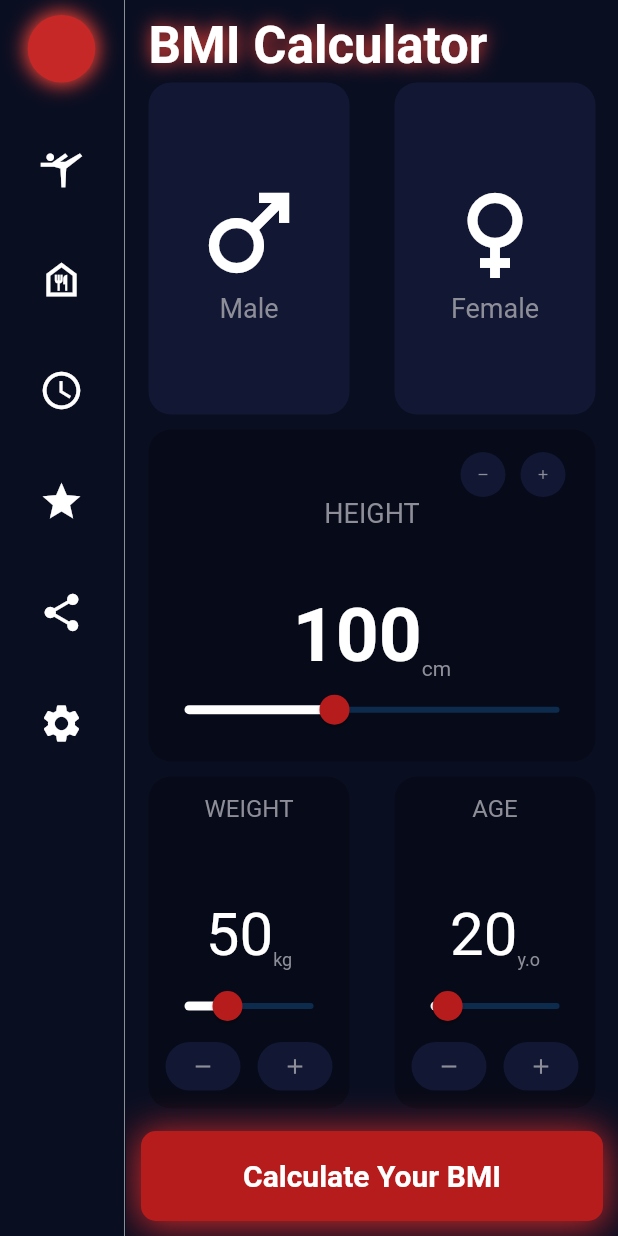
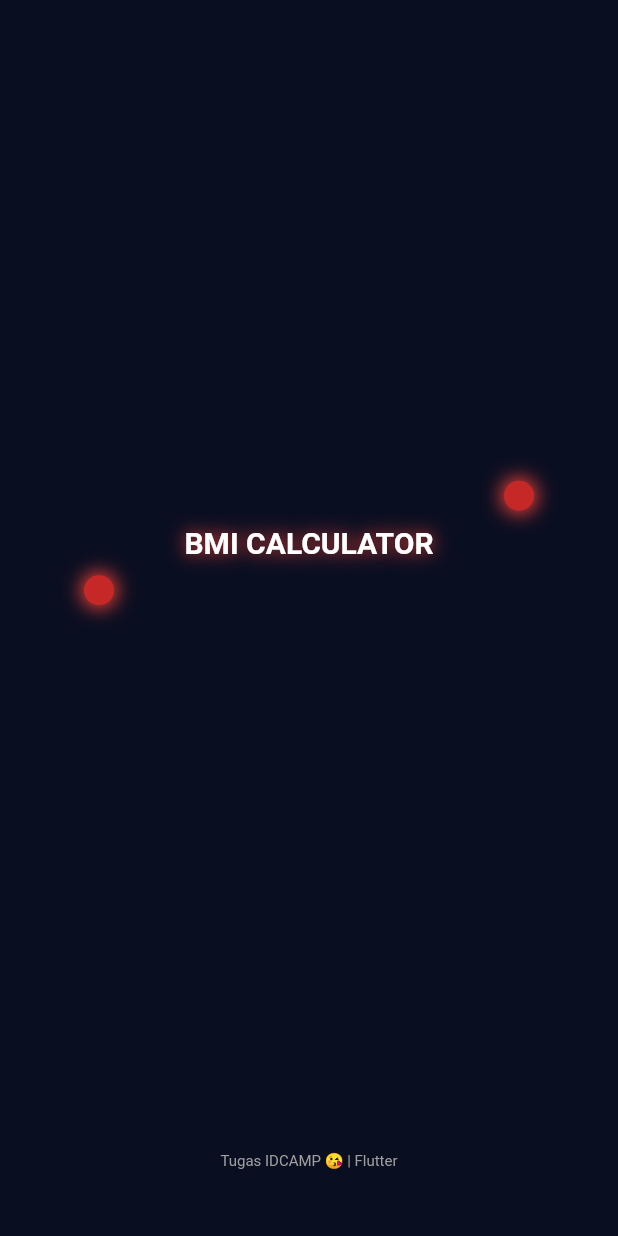
Before and after one commit to mahesawp45/tugas-flutter, a Flutter app: the first screen one second after launch, on a phone screen of 412 x 824 dp. Run offline on Flutter 3.47's test engine with Material 2 defaults, Android fonts, the light colour scheme and no system bars; our stand-ins replace dotted_border, flutter_rating_bar, shared_preferences; missing offline and left inert: flutter_share.

Commit message:
Submit to IDCAMP Flutter Beginer, wish me luck

```diff
--- a/lib/R/constants/app_strings.dart
+++ b/lib/R/constants/app_strings.dart
@@ -7,4 +7,6 @@ class APPStrings {
   final String obeseI = "Obese (Class I)";
   final String obeseII = "Obese (Class II)";
   final String obeseIII = "Obese (Class III)";
+  final String shareMessage =
+      'Lihat Project BMI CALCULATOR sederhana ini melalui link dibawah, saya sangat senang bila anda meluangkan waktu untuk berkunjung 😊';
 }
--- a/lib/main.dart
+++ b/lib/main.dart
@@ -1,8 +1,11 @@
-import 'package:bmi_app/R/r.dart';
+import 'package:bmi_app/preferences/dark_theme_pref.dart';
 import 'package:bmi_app/providers/bmi_calculator_provider.dart';
 import 'package:bmi_app/providers/bmi_provider.dart';
 import 'package:bmi_app/providers/clock_provider.dart';
+import 'package:bmi_app/providers/dark_theme_provider.dart';
 import 'package:bmi_app/screens/loading_screen.dart';
+import 'package:bmi_app/screens/splash_screen.dart';
+import 'package:bmi_app/styles/theme_styles.dart';
 import 'package:flutter/services.dart';
 import 'package:provider/provider.dart';
 
@@ -40,8 +43,30 @@ void main() async {
   );
 }
 
-class MyApp extends StatelessWidget {
+class MyApp extends StatefulWidget {
   const MyApp({Key? key}) : super(key: key);
+
+  @override
+  State<MyApp> createState() => _MyAppState();
+}
+
+class _MyAppState extends State<MyApp> {
+  DarkThemeProvider themeChangeProvider = DarkThemeProvider();
+
+  var theme;
+
+  @override
+  void initState() {
+    theme = DarkThemePreference().getTheme();
+    super.initState();
+    getCurrentAppTheme();
+  }
+
+  void getCurrentAppTheme() async {
+    themeChangeProvider.darkTheme =
+        await themeChangeProvider.darkThemePreference.getTheme();
+  }
+
   @override
   Widget build(BuildContext context) {
     return MultiProvider(
@@ -49,28 +74,21 @@ class MyApp extends StatelessWidget {
         ChangeNotifierProvider(create: (context) => ClockProvider()),
         ChangeNotifierProvider(create: (context) => BMIProvider()),
         ChangeNotifierProvider(create: (context) => BMICalculatorProvider()),
+        ChangeNotifierProvider(create: (context) => DarkThemeProvider()),
       ],
-      child: MaterialApp(
+      child: Consumer<DarkThemeProvider>(builder: (context, vakue, child) {
+        return MaterialApp(
           debugShowCheckedModeBanner: false,
-        initialRoute: Routes.bmiDataScreen,
+          initialRoute: Routes.splashScreen,
           routes: {
+            Routes.splashScreen: (context) => const SplashScreen(),
             Routes.bmiDataScreen: (context) => const BMIDataScreen(),
             Routes.bmiResultScreen: (context) => const BMIResultScreen(),
             Routes.loadingScreen: (context) => const LoadingScreen(),
           },
-        theme: ThemeData(
-          primaryColor: R.appColors.primaryColor,
-          scaffoldBackgroundColor: R.appColors.primaryColor,
-          appBarTheme: AppBarTheme(
-            backgroundColor: R.appColors.primaryColor,
-          ),
-          drawerTheme: DrawerThemeData(
-            backgroundColor: R.appColors.primaryColorDarker,
-          ),
-          colorScheme:
-              ColorScheme.fromSwatch().copyWith(secondary: Colors.transparent),
-        ),
-      ),
+          theme: Styles.themeData(vakue.darkTheme, context),
+        );
+      }),
     );
   }
 }
--- /dev/null
+++ b/lib/preferences/dark_theme_pref.dart
@@ -0,0 +1,15 @@
+import 'package:shared_preferences/shared_preferences.dart';
+
+class DarkThemePreference {
+  static const THEME_STATUS = "THEMESTATUS";
+
+  setDarkTheme(bool value) async {
+    SharedPreferences prefs = await SharedPreferences.getInstance();
+    prefs.setBool(THEME_STATUS, value);
+  }
+
+  Future<bool> getTheme() async {
+    SharedPreferences prefs = await SharedPreferences.getInstance();
+    return prefs.getBool(THEME_STATUS) ?? false;
+  }
+}
--- /dev/null
+++ b/lib/providers/dark_theme_provider.dart
@@ -0,0 +1,15 @@
+import 'package:bmi_app/preferences/dark_theme_pref.dart';
+import 'package:flutter/material.dart';
+
+class DarkThemeProvider with ChangeNotifier {
+  DarkThemePreference darkThemePreference = DarkThemePreference();
+  bool _darkTheme = true;
+
+  bool get darkTheme => _darkTheme;
+
+  set darkTheme(bool value) {
+    _darkTheme = value;
+    darkThemePreference.setDarkTheme(value);
+    notifyListeners();
+  }
+}
--- /dev/null
+++ b/lib/screens/splash_screen.dart
@@ -0,0 +1,84 @@
+import 'dart:async';
+
+import 'package:bmi_app/routes/app_pages.dart';
+import 'package:bmi_app/widgets/button/main_menu_button.dart';
+import 'package:bmi_app/widgets/mini/title_widget.dart';
+import 'package:flutter/material.dart';
+
+class SplashScreen extends StatefulWidget {
+  const SplashScreen({Key? key}) : super(key: key);
+
+  @override
+  State<SplashScreen> createState() => _SplashScreenState();
+}
+
+class _SplashScreenState extends State<SplashScreen> {
+  bool isFirst = false;
+
+  @override
+  void initState() {
+    Timer.periodic(
+      const Duration(seconds: 1),
+      (timer) {
+        setState(() {
+          isFirst = !isFirst;
+        });
+      },
+    );
+    Timer(const Duration(seconds: 5), () {
+      Navigator.pushReplacementNamed(context, Routes.bmiDataScreen);
+    });
+    super.initState();
+  }
+
+  @override
+  Widget build(BuildContext context) {
+    return Scaffold(
+      bottomNavigationBar: const SizedBox(
+        height: 100,
+        width: double.infinity,
+        child: Center(
+          child: Text(
+            'Tugas IDCAMP 😘 | Flutter',
+            style: TextStyle(
+              fontSize: 10,
+              color: Colors.grey,
+            ),
+          ),
+        ),
+      ),
+      body: Center(
+        child: Expanded(
+          child: SizedBox(
+            height: 500,
+            child: Column(
+              crossAxisAlignment: CrossAxisAlignment.center,
+              mainAxisAlignment: MainAxisAlignment.center,
+              children: [
+                AnimatedAlign(
+                  curve: Curves.easeIn,
+                  heightFactor: 2,
+                  widthFactor: 15,
+                  alignment:
+                      isFirst ? Alignment.centerLeft : Alignment.centerRight,
+                  duration: const Duration(milliseconds: 500),
+                  child: const MainMenuButton(size: 20),
+                ),
+                const TitleWidget(title: 'BMI CALCULATOR', fontSize: 20),
+                AnimatedAlign(
+                  curve: Curves.easeIn,
+                  heightFactor: 2,
+                  widthFactor: 15,
+                  alignment:
+                      isFirst ? Alignment.centerRight : Alignment.centerLeft,
+                  duration: const Duration(milliseconds: 500),
+                  child: const MainMenuButton(size: 20),
+                ),
+              ],
+            ),
+          ),
+        ),
+      ),
+    );
+  }
+}
--- /dev/null
+++ b/lib/styles/theme_styles.dart
@@ -0,0 +1,43 @@
+import 'package:bmi_app/R/r.dart';
+import 'package:flutter/material.dart';
+
+class Styles {
+  static ThemeData themeData(bool isDarkTheme, BuildContext context) {
+    return ThemeData(
+      appBarTheme: AppBarTheme(
+        backgroundColor: isDarkTheme
+            ? R.appColors.primaryColor
+            : const Color.fromARGB(255, 121, 0, 0),
+      ),
+      drawerTheme: DrawerThemeData(
+        backgroundColor: isDarkTheme ? R.appColors.primaryColor : Colors.white,
+      ),
+      iconTheme: IconThemeData(
+          color: isDarkTheme ? Colors.white : R.appColors.primaryColor),
+      colorScheme:
+          ColorScheme.fromSwatch().copyWith(secondary: Colors.transparent),
+      scaffoldBackgroundColor: isDarkTheme
+          ? R.appColors.primaryColor
+          : const Color.fromARGB(255, 121, 0, 0),
+      primaryColor: isDarkTheme ? R.appColors.primaryColor : Colors.white,
+      backgroundColor:
+          isDarkTheme ? R.appColors.primaryColor : const Color(0xffF1F5FB),
+      indicatorColor:
+          isDarkTheme ? const Color(0xff0E1D36) : const Color(0xffCBDCF8),
+      hintColor:
+          isDarkTheme ? const Color(0xff280C0B) : const Color(0xffEECED3),
+      highlightColor:
+          isDarkTheme ? const Color(0xff372901) : const Color(0xffFCE192),
+      hoverColor:
+          isDarkTheme ? const Color(0xff3A3A3B) : const Color(0xff4285F4),
+      focusColor:
+          isDarkTheme ? const Color(0xff0B2512) : const Color(0xffA8DAB5),
+      buttonTheme: Theme.of(context).buttonTheme.copyWith(
+          colorScheme: isDarkTheme
+              ? const ColorScheme.dark()
+              : const ColorScheme.light()),
+      textSelectionTheme: TextSelectionThemeData(
+          selectionColor: isDarkTheme ? Colors.white : Colors.black),
+    );
+  }
+}
--- a/lib/widgets/button/main_menu_button.dart
+++ b/lib/widgets/button/main_menu_button.dart
@@ -1,15 +1,18 @@
 import 'package:flutter/material.dart';
 
 class MainMenuButton extends StatelessWidget {
+  final double? size;
+
   const MainMenuButton({
     Key? key,
+    this.size,
   }) : super(key: key);
 
   @override
   Widget build(BuildContext context) {
     return Container(
-      width: 45,
-      height: 45,
+      width: size ?? 45,
+      height: size ?? 45,
       decoration: BoxDecoration(
           borderRadius: BorderRadius.circular(100),
           color: Colors.red.shade800,
--- a/lib/widgets/mini/title_widget.dart
+++ b/lib/widgets/mini/title_widget.dart
@@ -1,26 +1,33 @@
+import 'package:flutter/material.dart';
+
 import 'package:bmi_app/R/r.dart';
-import 'package:flutter/material.dart';
 
 class TitleWidget extends StatelessWidget {
   final String title;
+  final double? blurRadius;
+  final double? fontSize;
 
   const TitleWidget({
     Key? key,
     required this.title,
+    this.blurRadius,
+    this.fontSize,
   }) : super(key: key);
 
   @override
   Widget build(BuildContext context) {
     return Text(
       title,
-      style: R.appTextStyle.clockTextStyle
-          .copyWith(fontSize: 34, fontWeight: FontWeight.bold, shadows: [
-        const Shadow(
-          blurRadius: 15,
-          offset: Offset(0, 0),
-          color: Colors.red,
-        )
-      ]),
+      style: R.appTextStyle.clockTextStyle.copyWith(
+          fontSize: fontSize ?? 34,
+          fontWeight: FontWeight.bold,
+          shadows: [
+            Shadow(
+              blurRadius: blurRadius ?? 15,
+              offset: const Offset(0, 0),
+              color: Colors.red,
+            )
+          ]),
     );
   }
 }
--- a/pubspec.yaml
+++ b/pubspec.yaml
@@ -31,6 +31,8 @@ dependencies:
   dotted_border: ^2.0.0+2
   flutter:
     sdk: flutter
+  flutter_rating_bar: ^4.0.1
+  flutter_share: ^2.0.0
   intl: ^0.17.0
   provider: ^6.0.3
   shared_preferences: ^2.0.15
```
Also changed, not shown: lib/preferences/alarm_preferences.dart (deleted, +0 -44 lines), lib/screens/bmi_data_screen.dart (+49 -10 lines), lib/screens/loading_screen.dart (+30 -6 lines), lib/screens/sub_page/review_us_screen.dart (added, +127 -0 lines), lib/screens/sub_page/add_eat_alarm_screen.dart (renamed from lib/screens/sub_page/add_eat_alarm.dart), pubspec.lock, 1 other file. Lines whose indentation alone changed are shown as unchanged.
